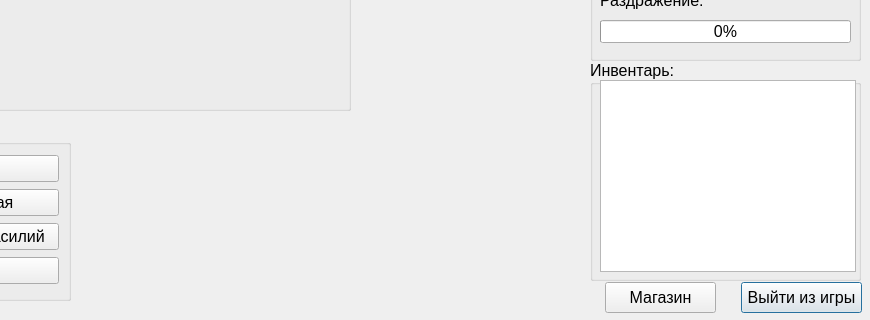
Before: the Qt Designer form gamemainwindow.ui in adildikov/Game_QT, drawn with Qt 5; both pictures show x 130 to 1000 and y 230 to 550 of the 1000 by 550 pixel window.
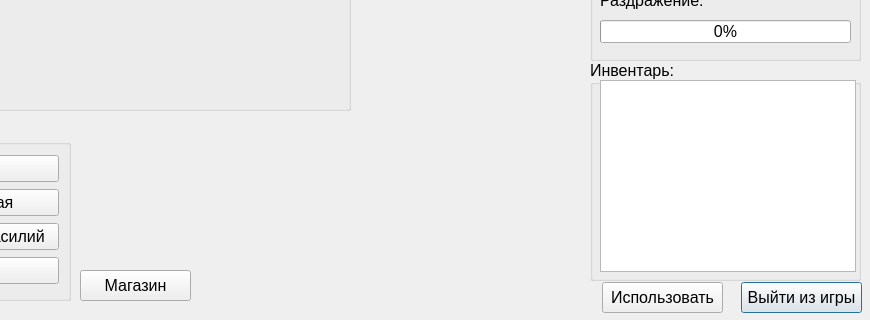
After: the same form once the commit is applied. Icons and pictures are not drawn.

The edit to the form file:
```diff
--- a/gamemainwindow.ui
+++ b/gamemainwindow.ui
@@ -355,8 +355,8 @@
   <widget class="QPushButton" name="Shop">
    <property name="geometry">
     <rect>
-     <x>735</x>
-     <y>512</y>
+     <x>210</x>
+     <y>500</y>
      <width>111</width>
      <height>31</height>
     </rect>
@@ -370,6 +370,24 @@
     <string>Магазин</string>
    </property>
   </widget>
+  <widget class="QPushButton" name="useItem">
+   <property name="geometry">
+    <rect>
+     <x>732</x>
+     <y>512</y>
+     <width>121</width>
+     <height>31</height>
+    </rect>
+   </property>
+   <property name="font">
+    <font>
+     <pointsize>12</pointsize>
+    </font>
+   </property>
+   <property name="text">
+    <string>Использовать</string>
+   </property>
+  </widget>
  </widget>
  <resources/>
  <connections/>
```
